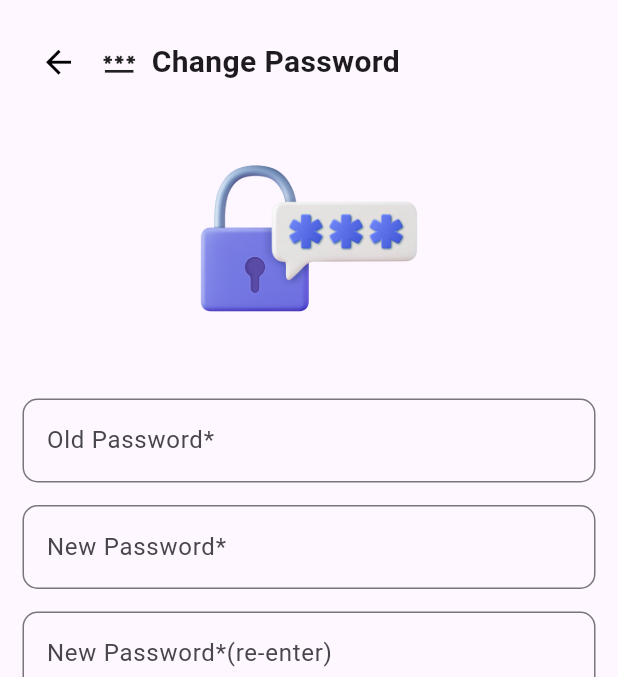
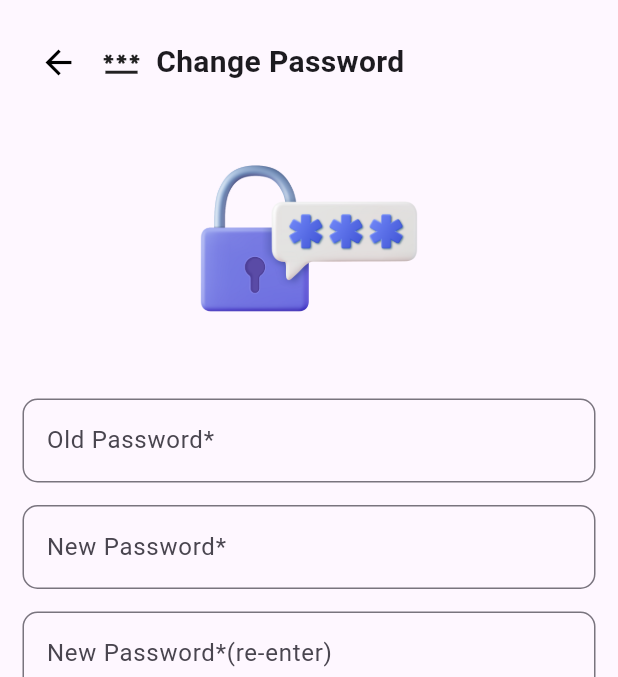
Before and after one commit to MethasakTKL/GoalQuest-Frontend, a Flutter app: the ChangePasswordPage screen opened by its route, on a phone screen of 412 x 824 dp, the part 80-757 px from its top. Run offline on Flutter 3.47's test engine with Material 3 defaults, Android fonts, the phone set to English and light mode, and no system bars.

Commit message:
change icon size

```diff
--- a/lib/pages/profile/change_password_page.dart
+++ b/lib/pages/profile/change_password_page.dart
@@ -38,13 +38,13 @@ class ChangePasswordPage extends StatelessWidget {
                           icon: const Icon(
                             Icons.arrow_back,
                             color: Colors.black,
-                            size: 25,
+                            size: 26,
                           ),
                           onPressed: () {
                             Navigator.pop(context);
                           }),
                       const SizedBox(width: 5),
-                      const Icon(Icons.password, size: 23.0),
+                      const Icon(Icons.password, size: 26.0),
                       const SizedBox(width: 10),
                       const Text(
                         'Change Password',
--- a/lib/pages/profile/edit_profile_page.dart
+++ b/lib/pages/profile/edit_profile_page.dart
@@ -38,13 +38,13 @@ class EditProfilePage extends StatelessWidget {
                           icon: const Icon(
                             Icons.arrow_back,
                             color: Colors.black,
-                            size: 25,
+                            size: 26,
                           ),
                           onPressed: () {
                             Navigator.pop(context);
                           }),
                       const SizedBox(width: 5),
-                      const Icon(Icons.edit_outlined, size: 23.0),
+                      const Icon(Icons.edit_outlined, size: 26.0),
                       const SizedBox(width: 10),
                       const Text(
                         'Edit Profile',
```
